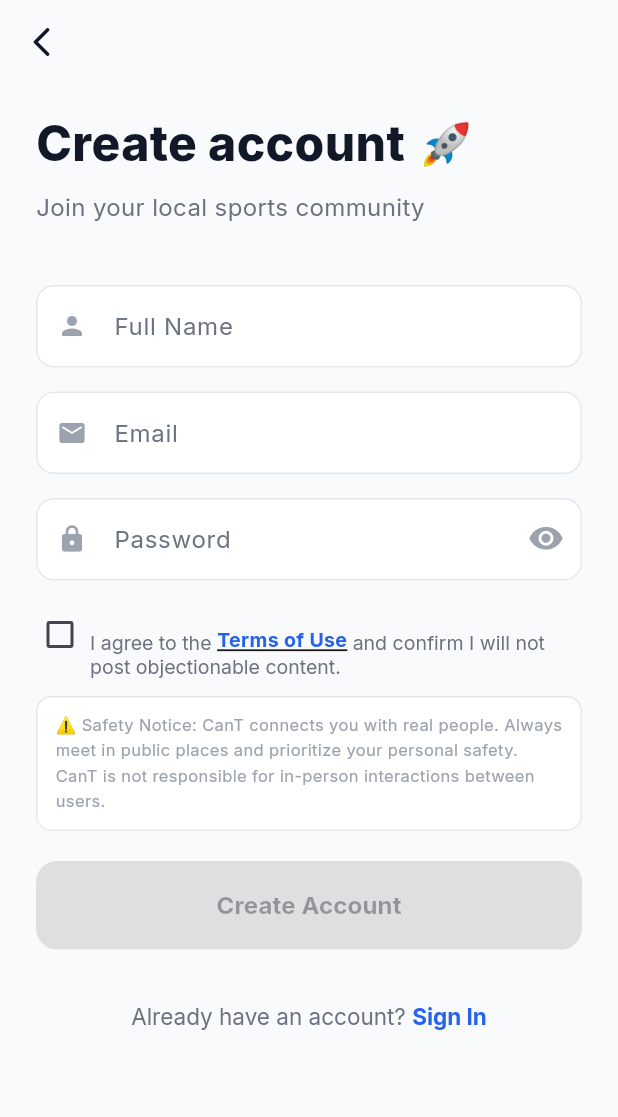
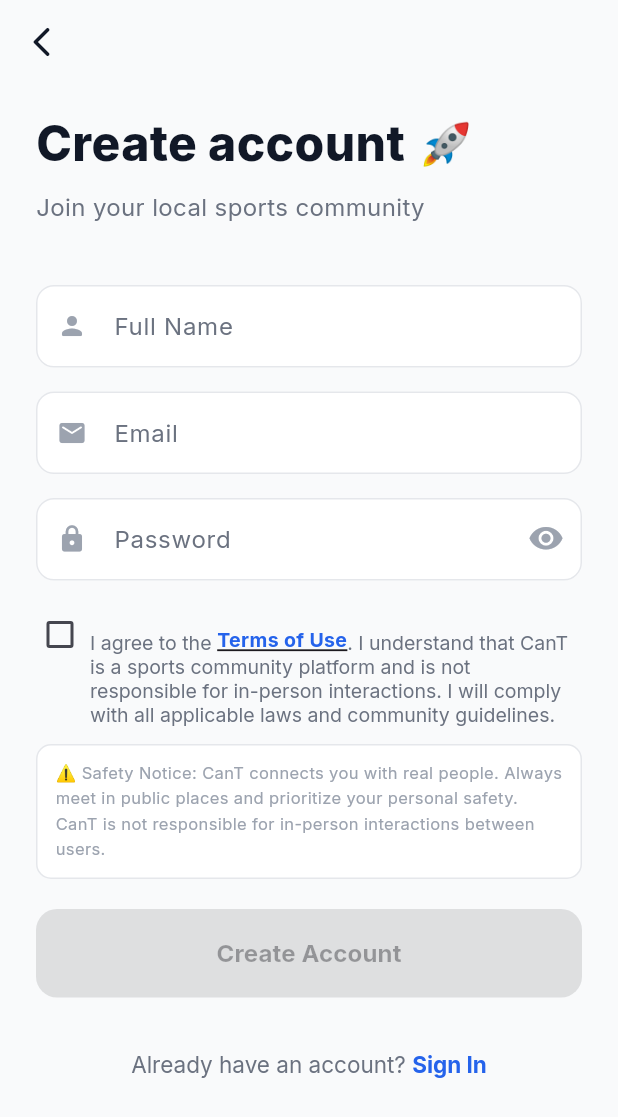
Before and after one commit to elmascan/cant-app, a Flutter app: the RegisterScreen screen opened by its route, on a phone screen of 412 x 824 dp. Shown: the top 1117 px of the screen. Run offline on Flutter 3.47's test engine with Material 3 defaults, Android fonts, the phone set to English and light mode, and no system bars; our stand-ins replace cloud_firestore, firebase_auth, firebase_core, firebase_messaging, firebase_storage, flutter_card_swiper and 6 more; missing offline and left inert: amplitude_flutter; accounts and stored records are empty.

Commit message:
feat: expanded moderation wordlist, updated terms of use

```diff
--- a/lib/screens/register_screen.dart
+++ b/lib/screens/register_screen.dart
@@ -150,7 +150,7 @@ class _RegisterScreenState extends State<RegisterScreen> {
                             ),
                             const TextSpan(
                                 text:
-                                    ' and confirm I will not post objectionable content.'),
+                                    '. I understand that CanT is a sports community platform and is not responsible for in-person interactions. I will comply with all applicable laws and community guidelines.'),
                           ],
                         ),
                       ),
--- a/lib/services/moderation_service.dart
+++ b/lib/services/moderation_service.dart
@@ -120,6 +120,32 @@ class ModerationService {
     'nazi', 'nazis',
     'racist', 'racism',
     'genocide',
+    // ── Sexual / Adult content ───────────────────────────────────────────────
+    'bdsm', 'fetish', 'bondage', 'dominat', 'submissive',
+    'kink', 'kinky', 'orgy', 'threesome', 'swinger',
+    'hookup', 'hook up', 'fwb', 'friends with benefits',
+    'nsa', 'one night stand', 'sugar daddy', 'sugar baby',
+    'cam girl', 'camgirl', 'strip', 'stripper', 'lapdance',
+    'adult only', 'adults only', '18+', 'erotic', 'sensual massage',
+    'happy ending', 'sex party', 'sex club', 'strip club',
+    // ── Drug related ─────────────────────────────────────────────────────────
+    'weed', 'cannabis', 'cocaine', 'heroin', 'mdma', 'ecstasy',
+    'lsd', 'acid trip', 'drug party', 'high party', 'stoned',
+    '420', 'blunt', 'joint', 'bong',
+    'weed party', '420 friendly',
+    // ── Violence / Hate / Weapons ─────────────────────────────────────────────
+    'white power', 'white supremacy', 'white pride', 'ethnic cleansing',
+    'lynching', 'go back to your country',
+    'heil', 'kkk',
+    'jihad', 'allahu akbar', 'incel', 'blackpill',
+    'gun for hire', 'armed event', 'bring weapons',
+    // ── Alcohol / Party risk ──────────────────────────────────────────────────
+    'drinking game', 'beer pong', 'drunk party', 'wasted',
+    // ── Scam / Spam ───────────────────────────────────────────────────────────
+    'free money', 'earn €', 'earn $', 'make money fast',
+    'pyramid scheme', 'network marketing',
+    // ── Safety / Privacy ─────────────────────────────────────────────────────
+    'meet at my place', 'come to my house', 'secret location',
     // ── German (Deutsch) ────────────────────────────────────────────────────
     'ich töte dich',
     'ich bringe dich um',
```
